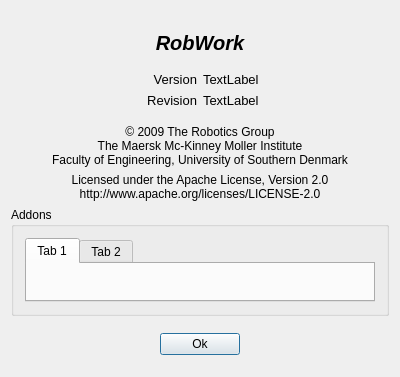
The window that RobWorkStudio/src/rws/AboutBox.ui (onier/RobWork) describes before a commit, drawn with Qt 5.
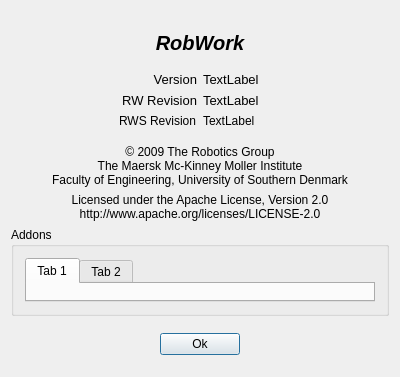
The same window after the commit.

Commit message: added more detailed revision info

```diff
--- a/RobWorkStudio/src/rws/AboutBox.ui
+++ b/RobWorkStudio/src/rws/AboutBox.ui
@@ -96,8 +96,8 @@
           <strikeout>false</strikeout>
          </font>
         </property>
-        <property name="text" >
-         <string>Revision</string>
+        <property name="text">
+         <string>RW Revision</string>
         </property>
         <property name="alignment" >
          <set>Qt::AlignLeading|Qt::AlignLeft|Qt::AlignRight|Qt::AlignTrailing|Qt::AlignVCenter</set>
@@ -122,6 +122,20 @@
         </property>
        </widget>
       </item>
+      <item row="3" column="1">
+       <widget class="QLabel" name="lblRWSRevision">
+        <property name="text">
+         <string>TextLabel</string>
+        </property>
+       </widget>
+      </item>
+      <item row="3" column="0" alignment="Qt::AlignRight">
+       <widget class="QLabel" name="label_5">
+        <property name="text">
+         <string>RWS Revision</string>
+        </property>
+       </widget>
+      </item>
      </layout>
     </widget>
    </item>
@@ -212,7 +226,7 @@
    </item>
   </layout>
  </widget>
- <layoutdefault spacing="6" margin="11" />
+ <layoutdefault spacing="6" margin="11"/>
  <resources/>
  <connections/>
 </ui>
```
Left out of the diff: 115 changed lines with no effect on the pictures. The commit also changes 1 other file.
